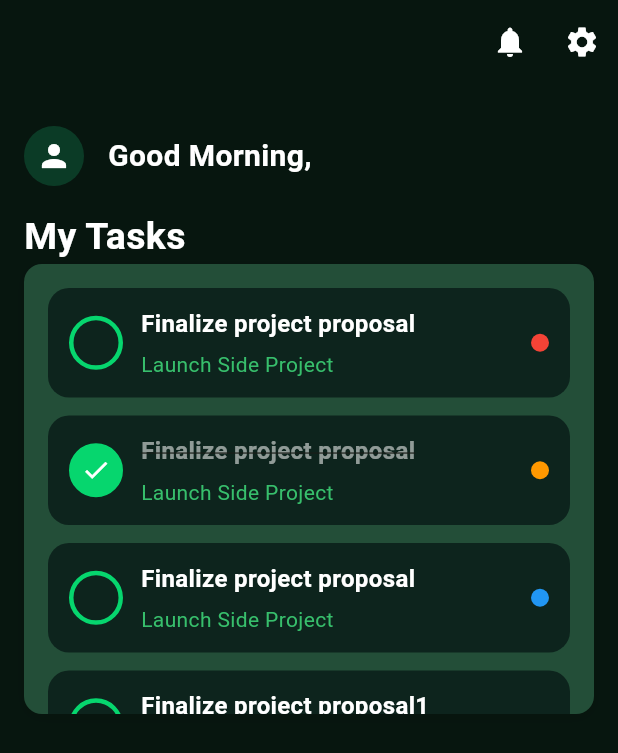
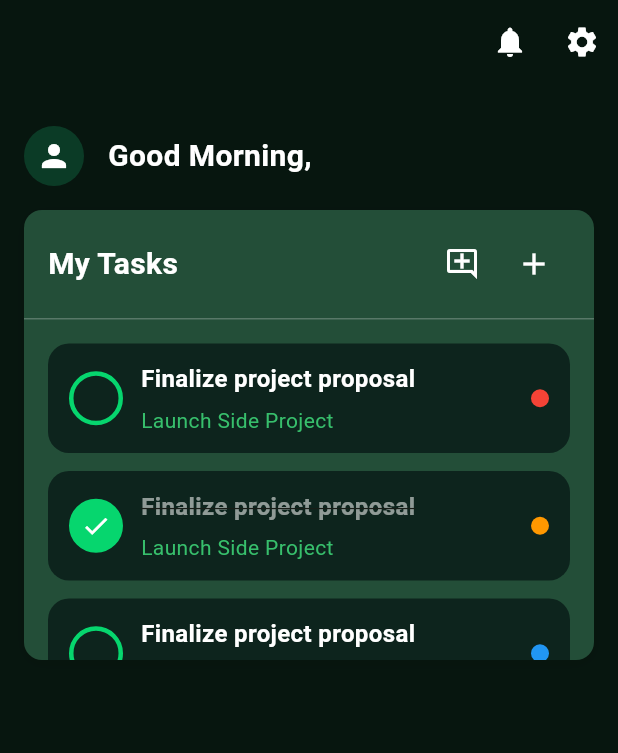
Before and after one commit to koixos/oop-mobile-frontend, a Flutter app: the DashboardPage screen opened directly, on a phone screen of 412 x 824 dp. Shown: the top 753 px of the screen. Run offline on Flutter 3.47's test engine with Material 3 defaults, Android fonts, the phone set to English and light mode, and no system bars; our stand-ins replace fluttertoast, image_picker, shared_preferences; accounts and stored records are empty.

Commit message:
update task card

```diff
--- a/lib/views/dashboard/dashboard_page.dart
+++ b/lib/views/dashboard/dashboard_page.dart
@@ -280,6 +280,38 @@ class _DashboardPageState extends State<DashboardPage> {
           ),
         ],
       ),
+      child: Column(
+        children: [
+          Padding(
+            padding: const EdgeInsets.symmetric(horizontal: 16, vertical: 12),
+            child: Row(
+              children: [
+                const Text(
+                  "My Tasks",
+                  style: TextStyle(
+                    fontWeight: FontWeight.bold,
+                    color: Colors.white,
+                    fontSize: 20,
+                  ),
+                ),
+                const Spacer(),
+                IconButton(
+                  icon: Icon(Icons.add_comment_outlined, color: Colors.white),
+                  onPressed: () {
+                    // TODO: add action
+                  },
+                ),
+                IconButton(
+                  icon: const Icon(Icons.add, color: Colors.white),
+                  onPressed: () {
+                    // TODO: add action
+                  },
+                ),
+              ],
+            ),
+          ),
+          const Divider(height: 1, color: Colors.white24),
+          Expanded(
             child: ListView.separated(
               padding: const EdgeInsets.all(16),
               itemCount: tasks.length,
@@ -293,6 +325,9 @@ class _DashboardPageState extends State<DashboardPage> {
                   done: (t['done'] as bool?) ?? false,
                 );
               },
+            ),
+          ),
+        ],
       ),
     );
   }
@@ -324,15 +359,6 @@ class _DashboardPageState extends State<DashboardPage> {
                   // const SizedBox(height: 18),
                   // _buildTabs(),
                   const SizedBox(height: 16),
-                  Text(
-                    "My Tasks",
-                    style: const TextStyle(
-                      fontWeight: FontWeight.bold,
-                      color: Colors.white,
-                      fontSize: 25,
-                    ),
-                    textAlign: TextAlign.left,
-                  ),
                   _buildTaskList(),
                   const SizedBox(height: 40),
                 ],
```
Lines whose indentation alone changed are shown as unchanged.
